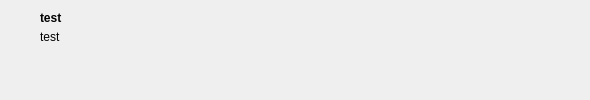
Zao-chen/ZcChat, file galgamedialog_uichild/historychild.ui: the form before one commit.
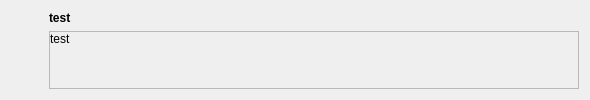
The form after the commit. Icons and pictures are not drawn.

Commit message: [feat] add scroll box to history view close #59

```diff
--- a/galgamedialog_uichild/historychild.ui
+++ b/galgamedialog_uichild/historychild.ui
@@ -25,54 +25,16 @@
   <property name="windowTitle">
    <string>Form</string>
   </property>
-  <widget class="QLabel" name="label_name">
-   <property name="geometry">
-    <rect>
-     <x>40</x>
-     <y>10</y>
-     <width>181</width>
-     <height>16</height>
-    </rect>
-   </property>
-   <property name="font">
-    <font>
-     <bold>true</bold>
-    </font>
-   </property>
-   <property name="text">
-    <string>test</string>
-   </property>
-  </widget>
-  <widget class="QLabel" name="label_msg">
-   <property name="geometry">
-    <rect>
-     <x>40</x>
-     <y>30</y>
-     <width>540</width>
-     <height>61</height>
-    </rect>
-   </property>
-   <property name="text">
-    <string>test</string>
-   </property>
-   <property name="alignment">
-    <set>Qt::AlignmentFlag::AlignLeading|Qt::AlignmentFlag::AlignLeft|Qt::AlignmentFlag::AlignTop</set>
-   </property>
-   <property name="wordWrap">
-    <bool>true</bool>
-   </property>
-  </widget>
-  <widget class="QPushButton" name="pushButton_reSpawnVoice">
-   <property name="geometry">
-    <rect>
-     <x>10</x>
-     <y>8</y>
-     <width>23</width>
-     <height>23</height>
-    </rect>
-   </property>
-   <property name="styleSheet">
-    <string notr="true">QPushButton {
+  <layout class="QHBoxLayout" name="horizontalLayout" stretch="0,1">
+   <item>
+    <layout class="QVBoxLayout" name="verticalLayout_2" stretch="0,1">
+     <property name="rightMargin">
+      <number>0</number>
+     </property>
+     <item>
+      <widget class="QPushButton" name="pushButton_reSpawnVoice">
+       <property name="styleSheet">
+        <string notr="true">QPushButton {
     background-color: transparent;  /* 无背景 */
     border: none;                   /* 无边框 */
     border-radius: 5px;            /* 圆角 */
@@ -88,15 +50,95 @@
     border: 2px solid #AAAAAA;      /* 按下时边框加深 */
 }
 </string>
-   </property>
-   <property name="text">
-    <string/>
-   </property>
-   <property name="icon">
-    <iconset resource="../res.qrc">
-     <normaloff>:/img/img/volume-fill.svg</normaloff>:/img/img/volume-fill.svg</iconset>
-   </property>
-  </widget>
+       </property>
+       <property name="text">
+        <string/>
+       </property>
+       <property name="icon">
+        <iconset resource="../res.qrc">
+         <normaloff>:/img/img/volume-fill.svg</normaloff>:/img/img/volume-fill.svg</iconset>
+       </property>
+      </widget>
+     </item>
+     <item>
+      <spacer name="verticalSpacer">
+       <property name="orientation">
+        <enum>Qt::Orientation::Vertical</enum>
+       </property>
+       <property name="sizeHint" stdset="0">
+        <size>
+         <width>20</width>
+         <height>40</height>
+        </size>
+       </property>
+      </spacer>
+     </item>
+    </layout>
+   </item>
+   <item>
+    <layout class="QVBoxLayout" name="verticalLayout" stretch="0,0">
+     <item>
+      <widget class="QLabel" name="label_name">
+       <property name="font">
+        <font>
+         <bold>true</bold>
+        </font>
+       </property>
+       <property name="text">
+        <string>test</string>
+       </property>
+      </widget>
+     </item>
+     <item>
+      <widget class="QScrollArea" name="scrollArea">
+       <property name="widgetResizable">
+        <bool>true</bool>
+       </property>
+       <widget class="QWidget" name="scrollAreaWidgetContents">
+        <property name="geometry">
+         <rect>
+          <x>0</x>
+          <y>0</y>
+          <width>540</width>
+          <height>57</height>
+         </rect>
+        </property>
+        <layout class="QVBoxLayout" name="verticalLayout_3">
+         <property name="spacing">
+          <number>0</number>
+         </property>
+         <property name="leftMargin">
+          <number>0</number>
+         </property>
+         <property name="topMargin">
+          <number>0</number>
+         </property>
+         <property name="rightMargin">
+          <number>0</number>
+         </property>
+         <property name="bottomMargin">
+          <number>0</number>
+         </property>
+         <item>
+          <widget class="QLabel" name="label_msg">
+           <property name="text">
+            <string>test</string>
+           </property>
+           <property name="alignment">
+            <set>Qt::AlignmentFlag::AlignLeading|Qt::AlignmentFlag::AlignLeft|Qt::AlignmentFlag::AlignTop</set>
+           </property>
+           <property name="wordWrap">
+            <bool>true</bool>
+           </property>
+          </widget>
+         </item>
+        </layout>
+       </widget>
+      </widget>
+     </item>
+    </layout>
+   </item>
+  </layout>
  </widget>
  <resources>
   <include location="../res.qrc"/>
```
